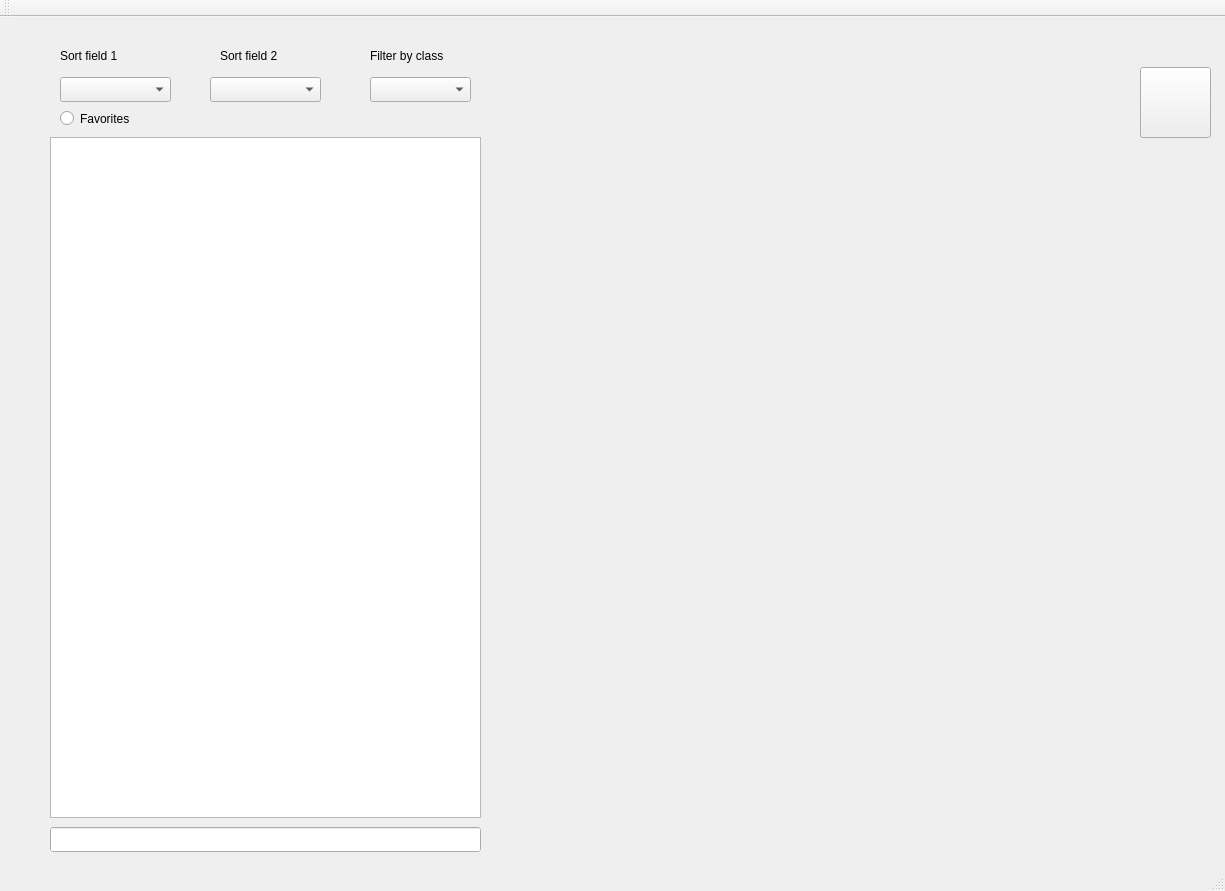
Old version of the form spellbook.ui in the repository Carifio24/Spellbook.
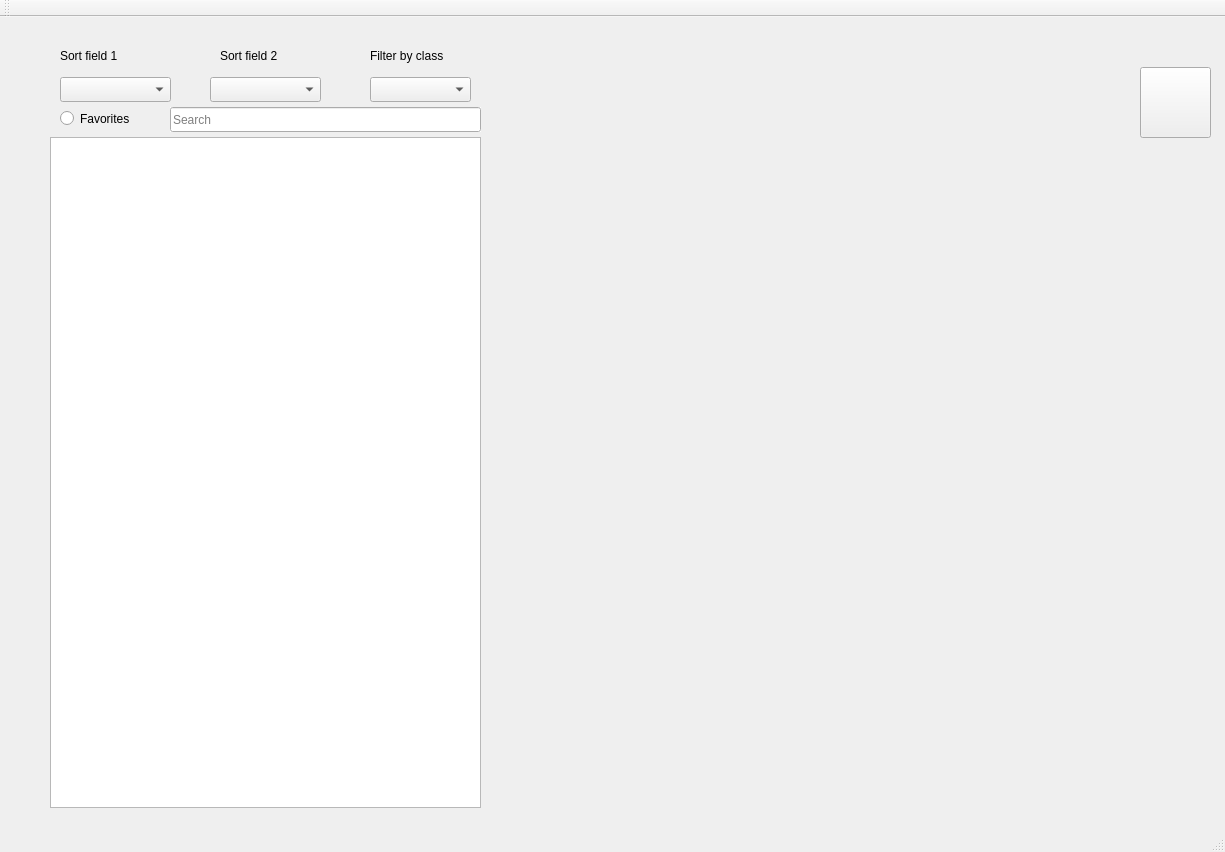
New version of the form.

Diff of the .ui file:
```diff
--- a/spellbook.ui
+++ b/spellbook.ui
@@ -7,7 +7,7 @@
     <x>0</x>
     <y>0</y>
     <width>1225</width>
-    <height>891</height>
+    <height>852</height>
    </rect>
   </property>
   <property name="windowTitle">
@@ -20,7 +20,7 @@
       <x>50</x>
       <y>120</y>
       <width>431</width>
-      <height>681</height>
+      <height>671</height>
      </rect>
     </property>
     <property name="lineWidth">
@@ -313,7 +313,7 @@
       <x>560</x>
       <y>471</y>
       <width>591</width>
-      <height>351</height>
+      <height>321</height>
      </rect>
     </property>
     <property name="frameShape">
@@ -331,7 +331,7 @@
        <x>0</x>
        <y>0</y>
        <width>591</width>
-       <height>351</height>
+       <height>321</height>
       </rect>
      </property>
     </widget>
@@ -407,9 +407,9 @@
    <widget class="QLineEdit" name="searchBar">
     <property name="geometry">
      <rect>
-      <x>50</x>
-      <y>810</y>
-      <width>431</width>
+      <x>170</x>
+      <y>90</y>
+      <width>311</width>
       <height>25</height>
      </rect>
     </property>
@@ -422,6 +422,9 @@
     <property name="text">
      <string/>
     </property>
+    <property name="placeholderText">
+     <string>Search</string>
+    </property>
    </widget>
   </widget>
   <widget class="QMenuBar" name="menuBar">
```
